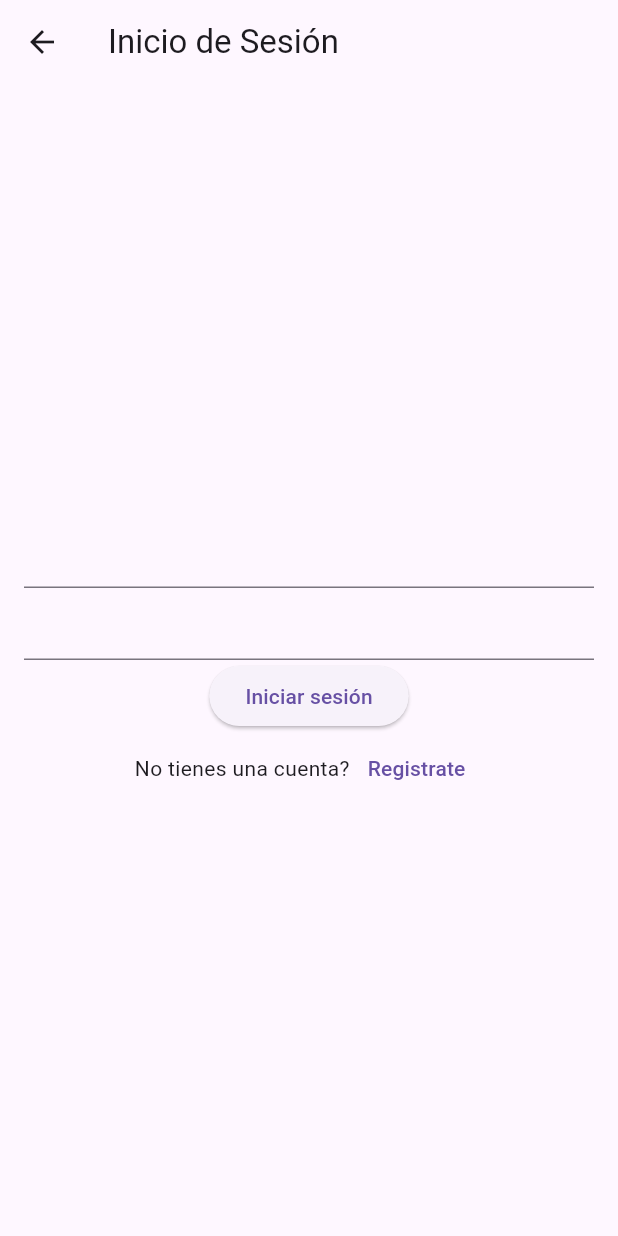
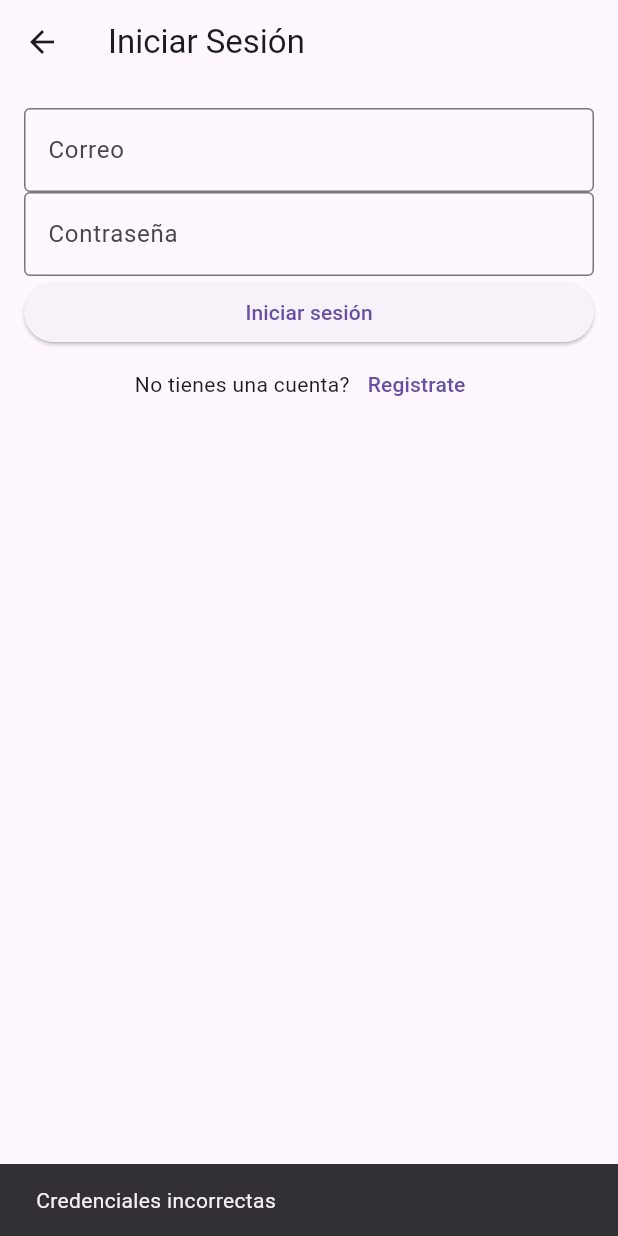
Before and after one commit to douglaspazh/IS513_Tarea2.2, a Flutter app: the LoginScreen screen opened by its route, after a tap on "Iniciar sesión", on a phone screen of 412 x 824 dp. Run offline on Flutter 3.47's test engine with Material 3 defaults, Android fonts, the phone set to English and light mode, and no system bars.

Commit message:
Update login_screen.dart

```diff
--- a/lib/screens/login_screen.dart
+++ b/lib/screens/login_screen.dart
@@ -1,4 +1,5 @@
 import 'package:flutter/material.dart';
+import 'package:is513_tarea2_2/widgets/custom_textfield.dart';
 
 class LoginScreen extends StatefulWidget {
   const LoginScreen({super.key});
@@ -11,23 +12,45 @@ class _LoginScreenState extends State<LoginScreen> {
   final _emailController = TextEditingController();
   final _passwordController = TextEditingController();
 
+  void _login() {
+    String email = _emailController.text;
+    String password = _passwordController.text;
+
+    if (email == 'douglas.paz@unah.hn' && password == '20232000878') {
+      Navigator.popAndPushNamed(context, '/home');
+    } else {
+      ScaffoldMessenger.of(context).showSnackBar(
+        const SnackBar(content: Text('Credenciales incorrectas'))
+      );
+    }
+  }
+
+  void _goToRegister() {
+    Navigator.popAndPushNamed(context, '/register');
+  }
+
   @override
   Widget build(BuildContext context) {
     return Scaffold(
-      appBar: AppBar(title: const Text('Inicio de Sesión')),
+      appBar: AppBar(title: const Text('Iniciar Sesión')),
       body: Padding(
         padding: const EdgeInsets.all(16),
-        child: Column(
-          mainAxisAlignment: MainAxisAlignment.center,
+        child: ListView(
           children: [
-            TextField(
+            // Correo
+            CustomTextField(
               controller: _emailController,
+              labelText: 'Correo',
+              keyboardType: TextInputType.emailAddress,
             ),
-            TextField(
+            // Constraseña
+            CustomTextField(
               controller: _passwordController,
+              labelText: 'Contraseña',
+              isPassword: true,
             ),
             ElevatedButton(
-              onPressed: () {},
+              onPressed: _login,
               child: const Text('Iniciar sesión')
             ),
             Row(
@@ -35,7 +58,7 @@ class _LoginScreenState extends State<LoginScreen> {
               children: [
                 const Text('No tienes una cuenta?'),
                 TextButton(
-                  onPressed: () {},
+                  onPressed: _goToRegister,
                   child: const Text('Registrate')
                 )
               ],
```
